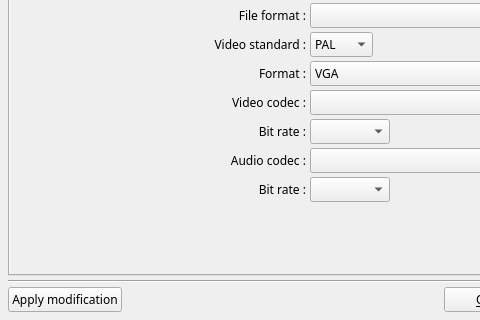
First picture: the form in DlgApplicationSettings.ui, repository boenki/ffdiaporama, before the edit; both pictures show x 0 to 480 and y 180 to 500 of the 700 by 500 pixel window.
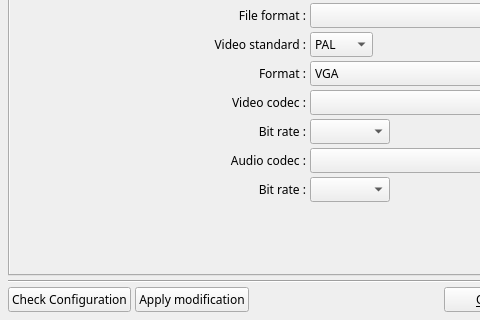
Second picture: the form after the edit. The open tabs and pages were chosen to show the change. Icons and pictures are not drawn.

```diff
--- a/DlgApplicationSettings.ui
+++ b/DlgApplicationSettings.ui
@@ -3698,6 +3698,17 @@
      <property name="spacing">
       <number>4</number>
      </property>
+     <item>
+      <widget class="QPushButton" name="CheckConfigBT">
+       <property name="text">
+        <string>Check Configuration</string>
+       </property>
+       <property name="icon">
+        <iconset>
+         <normaloff>img/config.png</normaloff>img/config.png</iconset>
+       </property>
+      </widget>
+     </item>
      <item>
       <widget class="QPushButton" name="DBApplyBT">
        <property name="text">
```
Left out of the diff: 6 changed lines with no effect on the pictures.
